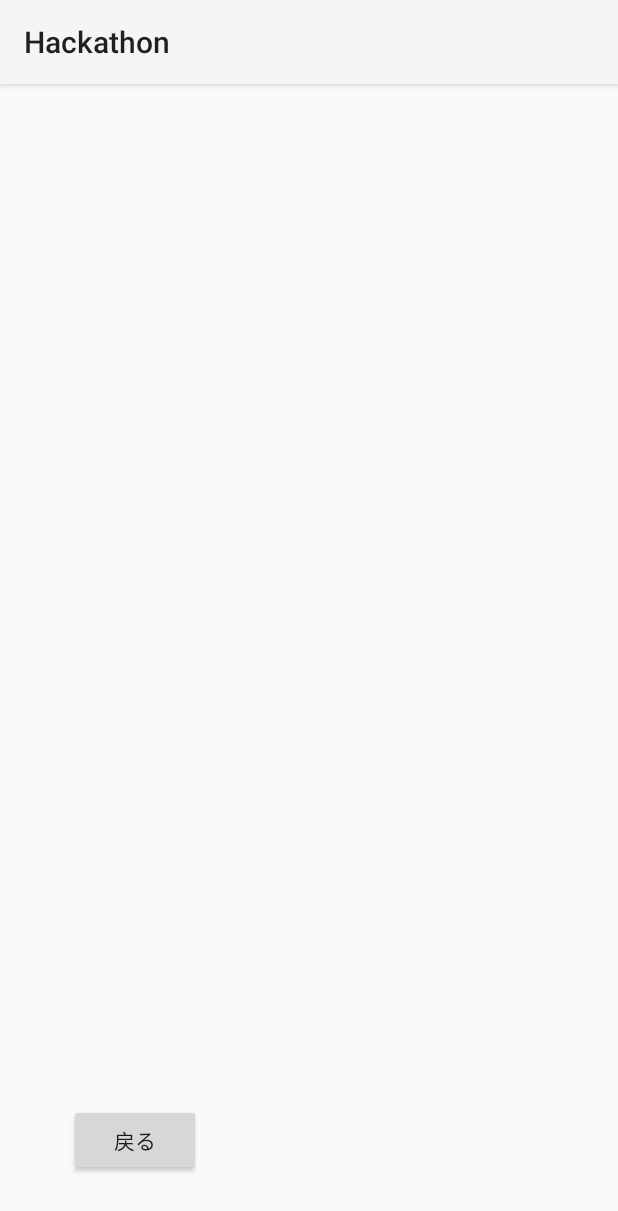
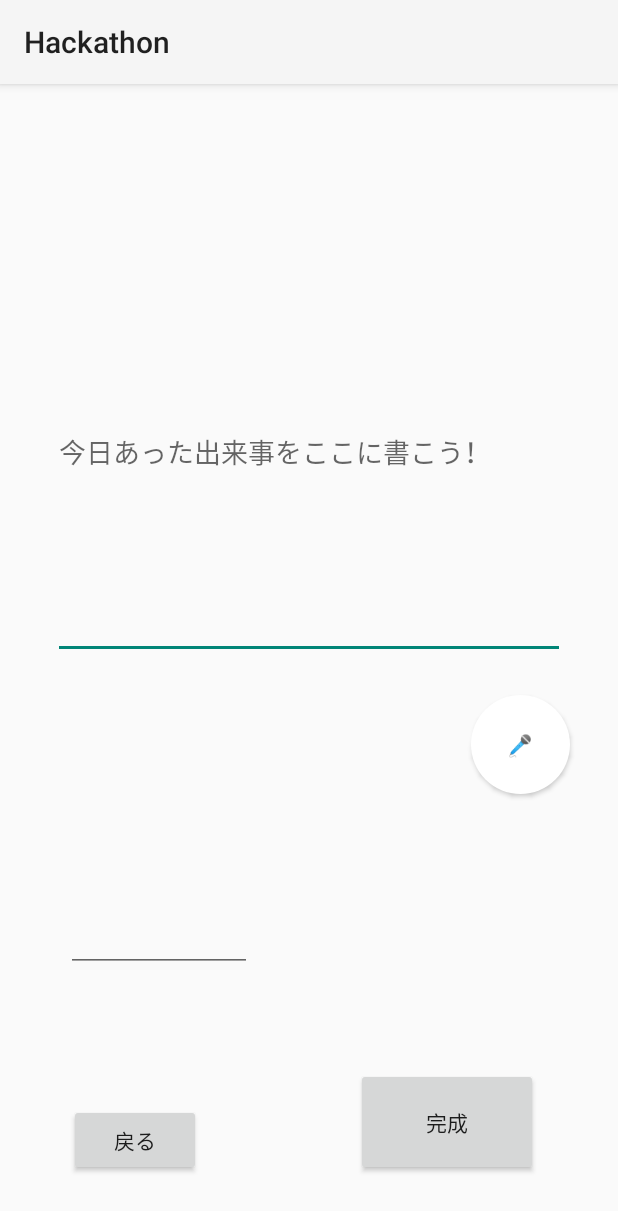
Before and after one commit to Yayoi-cs/Hackathon, an Android app: the WriteDiaryActivity screen opened directly, with no data from a screen before it, on a phone screen of 412 x 824 dp. Shown: the top 1211 px of the screen. Run offline under Robolectric (Android 15) with nearby library versions, the phone set to English and light mode, and no system bars.

Commit message:
WriteDiaryActivity 続き 丸ボタン追加

```diff
--- a/app/src/main/java/com/example/hackathon/WriteDiaryActivity.kt
+++ b/app/src/main/java/com/example/hackathon/WriteDiaryActivity.kt
@@ -1,22 +1,62 @@
 package com.example.hackathon
 
-import android.content.Intent
+import android.graphics.Color
+import android.os.Bundle
+import android.text.Editable
+import android.text.TextWatcher
+import android.util.Log
+import android.widget.Button
+import android.widget.EditText
+import android.widget.ProgressBar
 import androidx.appcompat.app.AppCompatActivity
-import android.os.Bundle
-import android.widget.Button
+import com.google.android.material.progressindicator.CircularProgressIndicator
 
 class WriteDiaryActivity : AppCompatActivity() {
+
+    private var texts: String = ""
+
     override fun onCreate(savedInstanceState: Bundle?) {
         super.onCreate(savedInstanceState)
         setContentView(R.layout.activity_write_diary)
 
+        val satisfactionCount = findViewById<EditText>(R.id.satistaftion_count)
+
+        val editText = findViewById<EditText>(R.id.edit_text_view)
+        editText.addTextChangedListener(object: TextWatcher {
+            override fun afterTextChanged(p0: Editable?) {
+                texts = p0.toString()
+                Log.d("MainActivity", ":a:" + texts)
+            }
+            override fun beforeTextChanged(p0: CharSequence?, p1: Int, p2: Int, p3: Int) {}
+            override fun onTextChanged(p0: CharSequence?, p1: Int, p2: Int, p3: Int) {}
+        })
+
         val backButton = findViewById<Button>(R.id.back_button)
         backButton.setOnClickListener{
-//            val intent = Intent(this, SoundActivity::class.java)
-//            startActivity(intent)
             finish()
         }
 
+        val completeButton = findViewById<Button>(R.id.complete_button)
+        completeButton.setOnClickListener {
+//            val intent = Intent(this, WatchActivity::class.java)
+//            startActivity(intent)
+            Log.d("Write", ":a:" + editText.text.toString())
+            Log.d("Write", ":b:" + satisfactionCount.text.toString())
+        }
+
+//        val progressIndicator = findViewById<CircularProgressIndicator>(R.id.progressIndicator)
+//        val maxProgress = 100 // プログレスバーの最大値
+//        val targetProgress = (maxProgress * 0.75).toInt() // 目標のプログレス値（40%）
+//        val indicatorSize = 200 // プログレスインジケータの大きさ
+//        val strokeWidth = 10 // プログレスインジケータの幅の太さ
+//        progressIndicator.max = maxProgress // プログレスバーの最大値を設定
+//        progressIndicator.progress = targetProgress // 目標のプログレス値を設定
+//        progressIndicator.setIndicatorColor(Color.RED)
+////        progressIndicator.isIndeterminate = true
+//        progressIndicator.indicatorSize = 360
+//        progressIndicator.scrollBarSize = 300
+
 
     }
+
 }
--- /dev/null
+++ b/app/src/main/res/drawable/btn_round.xml
@@ -0,0 +1,6 @@
+<?xml version="1.0" encoding="utf-8"?>
+<shape xmlns:android="http://schemas.android.com/apk/res/android"
+    android:shape="oval">
+    <solid
+        android:color="#FFFFFF"/>
+</shape>
--- a/app/src/main/res/layout/activity_write_diary.xml
+++ b/app/src/main/res/layout/activity_write_diary.xml
@@ -16,4 +16,56 @@
         app:layout_constraintEnd_toEndOf="parent"
         app:layout_constraintHorizontal_bias="0.141"
         app:layout_constraintStart_toStartOf="parent" />
+
+    <Button
+        android:id="@+id/complete_button"
+        android:layout_width="121dp"
+        android:layout_height="72dp"
+        android:layout_marginStart="24dp"
+        android:layout_marginBottom="40dp"
+        android:text="完成"
+        app:layout_constraintBottom_toBottomOf="parent"
+        app:layout_constraintEnd_toEndOf="parent"
+        app:layout_constraintHorizontal_bias="0.597"
+        app:layout_constraintStart_toEndOf="@+id/back_button" />
+
+    <EditText
+        android:id="@+id/edit_text_view"
+        android:layout_width="341dp"
+        android:layout_height="275dp"
+        android:layout_marginTop="108dp"
+        android:ems="10"
+        android:hint="今日あった出来事をここに書こう！"
+        android:inputType="text|textMultiLine"
+        android:lines="10"
+        android:maxLines="1"
+        android:text=""
+        app:layout_constraintEnd_toEndOf="parent"
+        app:layout_constraintStart_toStartOf="parent"
+        app:layout_constraintTop_toTopOf="parent" />
+
+    <EditText
+        android:id="@+id/satistaftion_count"
+        android:layout_width="124dp"
+        android:layout_height="63dp"
+        android:layout_marginStart="44dp"
+        android:layout_marginBottom="176dp"
+        android:ems="3"
+        android:maxLength="3"
+        android:digits="0123456789"
+        android:inputType="number"
+        app:layout_constraintBottom_toBottomOf="parent"
+        app:layout_constraintStart_toStartOf="parent" />
+
+    <Button
+        android:id="@+id/mike_button"
+        android:layout_width="66dp"
+        android:layout_height="66dp"
+        android:layout_marginTop="24dp"
+        android:layout_marginEnd="32dp"
+        android:background="@drawable/btn_round"
+        android:text="🎤"
+        app:layout_constraintEnd_toEndOf="parent"
+        app:layout_constraintTop_toBottomOf="@+id/edit_text_view" />
+
 </androidx.constraintlayout.widget.ConstraintLayout>
```
